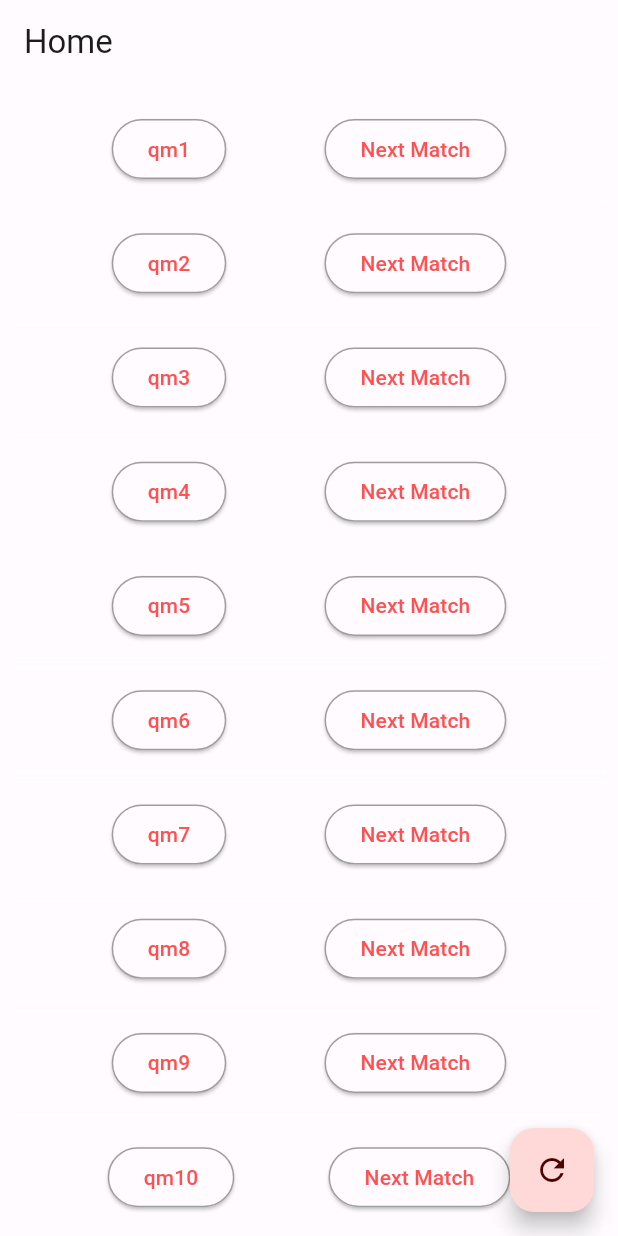
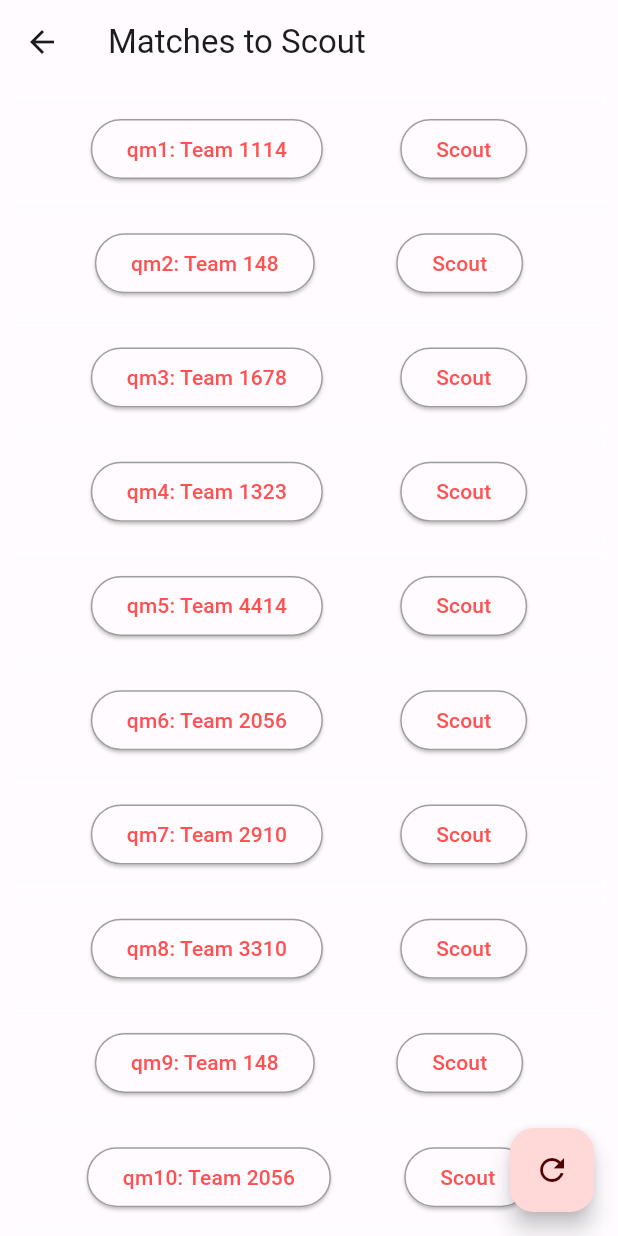
Before and after one commit to Ambitious-Jay/frc-scouting-demo, a Flutter app: the ScoutMatchList screen opened directly with empty values, after a tap on the "refresh" icon, on a phone screen of 412 x 824 dp. Run offline on Flutter 3.47's test engine with Material 3 defaults, Android fonts, the light colour scheme and no system bars; our stand-ins replace fl_chart, shared_preferences; accounts and stored records are empty.

Commit message:
did stuff nav

```diff
--- a/lib/dashboard_page.dart
+++ b/lib/dashboard_page.dart
@@ -3,6 +3,7 @@ import 'package:frc1148_2025_scouting_app/auto_page.dart';
 import 'package:frc1148_2025_scouting_app/info_page.dart';
 import 'package:frc1148_2025_scouting_app/lead_scouting_page.dart';
 import 'package:frc1148_2025_scouting_app/pit_scouting_page.dart';
+import 'package:frc1148_2025_scouting_app/scout_match_list.dart';
 import 'package:shared_preferences/shared_preferences.dart';
 import 'package:web_socket_channel/web_socket_channel.dart';
 
@@ -97,8 +98,7 @@ class DashboardPage extends StatelessWidget {
                     Navigator.push(
                       context,
                       MaterialPageRoute(
-                        builder: (context) => AutoPage(
-                          teamName: "1148",
+                        builder: (context) => ScoutMatchList(
                           id: userId,
                           channel: webSocketService.channel!,
                           onThemeChanged: onThemeChanged,
--- a/lib/main.dart
+++ b/lib/main.dart
@@ -87,13 +87,13 @@ class _MainAppState extends State<MyApp> {
       theme: ThemeData.from(colorScheme: lightColorScheme),
       darkTheme: ThemeData.from(colorScheme: darkColorScheme),
       themeMode: themeMode,
-      // home: DashboardPage(channel: _webSocketService.channel,
-      //         onThemeChanged: (ThemeMode mode) {
-      //           setState(() {
-      //             themeMode = mode;
-      //           });
-      //         },
-      //         webSocketService: _webSocketService, teamName: '',)
+      home: DashboardPage(channel: _webSocketService.channel,
+              onThemeChanged: (ThemeMode mode) {
+                setState(() {
+                  themeMode = mode;
+                });
+              },
+              webSocketService: _webSocketService, teamName: '',)
       // home: _isLoggedIn
       //     ? ObjectivePage(
       //         channel: _webSocketService.channel,
@@ -116,11 +116,6 @@ class _MainAppState extends State<MyApp> {
       // home: FlexibleScatterPlot(
       //   teamData: teamData,
       // ),
-      home: ScoutMatchList(webSocketService: _webSocketService, onThemeChanged: (ThemeMode mode) {
-                setState(() {
-                  themeMode = mode;
-                });
-              },)
     );
   }
 }
--- a/lib/scout_match_list.dart
+++ b/lib/scout_match_list.dart
@@ -12,28 +12,31 @@ class ScoutMatchList extends StatefulWidget {
 
   const ScoutMatchList({
     Key? key,
+    required this.id,
     required this.webSocketService,
     required this.onThemeChanged,
     WebSocketChannel? channel,
   }) : super(key: key);
+    final String id;
+
   @override
   State<ScoutMatchList> createState() => _ScoutMatchList();
 }
 
 class _ScoutMatchList extends State<ScoutMatchList> {
   final TextEditingController searchController = TextEditingController();
-  Map<String, List<String>> matches = {};
+  Map<String, String> matches = {}; // Changed from Map<String, List<String>>
   List<String> filteredMatches = [];
   bool searchByMatch = true;
 
   @override
   void initState() {
     super.initState();
-    filteredMatches = matches.keys.toList(); // Start with all teams displayed
-    searchController.addListener(filterTeams);
+    filteredMatches = matches.keys.toList(); // Start with all matches displayed
+    searchController.addListener(filterMatches);
   }
 
-  void filterTeams() {
+  void filterMatches() { // Renamed from filterTeams for clarity
     setState(() {
       String query = searchController.text.toLowerCase();
       if (searchByMatch) {
@@ -46,7 +49,7 @@ class _ScoutMatchList extends State<ScoutMatchList> {
       } else {
         // Search by team number
         filteredMatches = matches.entries
-            .where((entry) => entry.value.any((team) => team.contains(query)))
+            .where((entry) => entry.value.toLowerCase().contains(query))
             .map((entry) => entry.key)
             .toList();
       }
@@ -64,59 +67,29 @@ class _ScoutMatchList extends State<ScoutMatchList> {
   }
 
   Future<void> _fillMatches(col) async {
-    // This gets the matches they we list
-    // try {
-    //   final sheet = await SheetsHelper.sheetSetup('TBA-data');
-
-    //   final cell = await sheet?.cells.column(col);
-    //   for (int i = 0; i < cell!.length; i++){
-    //     matches.add(cell[i].value);
-    //   }
-    //   setState(() {});
-
-    // } catch (e) {
-    //   print('Error: $e');
-    // }
-    // "qm1": ["254", "1678", "973", "4414", "118", "148"],
-    //   "qm2": ["1678", "148", "118", "254", "973", "4414"],
-    //   "qm3": ["4414", "973", "1678", "148", "118", "254"],
-    //   "qm4": ["973", "254", "4414", "1678", "118", "148"],
-    //   "qm5": ["118", "4414", "148", "254", "973", "1678"],
-    //   "qm6": ["148", "118", "254", "1678", "4414", "973"],
-    // setState(() {});
+    // This gets the matches for one scout to list
     matches.clear(); // Clear existing data before adding new
     matches.addAll({
-      "qm1": ["1114", "254", "1678", "2056", "118", "148"],
-      "qm2": ["148", "118", "3310", "2056", "2910", "1323"],
-      "qm3": ["1678", "4414", "2910", "254", "1114", "2056"],
-      "qm4": ["1323", "118", "148", "2910", "4414", "1678"],
-      "qm5": ["4414", "1114", "254", "3310", "148", "1678"],
-      "qm6": ["2056", "254", "1323", "3310", "118", "2910"],
-      "qm7": ["2910", "1678", "1114", "148", "2056", "4414"],
-      "qm8": ["3310", "1323", "2056", "4414", "254", "2910"],
-      "qm9": ["148", "1678", "118", "1114", "1323", "3310"],
-      "qm10": ["2056", "2910", "254", "148", "4414", "1323"],
-      "qm11": ["1678", "3310", "1114", "118", "2056", "254"],
-      "qm12": ["4414", "1323", "2910", "1114", "118", "148"],
-      "qm13": ["2910", "2056", "254", "1678", "4414", "1323"],
-      "qm14": ["148", "3310", "1114", "1678", "2056", "254"],
-      "qm15": ["1323", "2910", "118", "4414", "148", "3112"],
+      "qm1": "1114",
+      "qm2": "148",
+      "qm3": "1678",
+      "qm4": "1323",
+      "qm5": "4414",
+      "qm6": "2056",
+      "qm7": "2910",
+      "qm8": "3310",
+      "qm9": "148",
+      "qm10": "2056",
+      "qm11": "1678",
+      "qm12": "4414",
+      "qm13": "2910",
+      "qm14": "148",
+      "qm15": "1323",
     });
 
     filteredMatches = matches.keys.toList(); // Refresh displayed matches
     setState(() {});
   }
-
-// This fetches the contents of what will be displayed from buttons
-
-  // Future<List<String>> _fetchRow(String matchID) async {
-  //   try {
-
-  //   } catch (e) {
-  //     print('Error: $e');
-  //     return List.empty();
-  //   }
-  // }
 
   @override
   Widget build(BuildContext context) {
@@ -124,7 +97,7 @@ class _ScoutMatchList extends State<ScoutMatchList> {
     double width = MediaQuery.of(context).size.width;
     return Scaffold(
       appBar: AppBar(
-        title: const Text("Home"),
+        title: const Text("Matches to Scout"),
       ),
       body: Column(
         children: [
@@ -133,6 +106,9 @@ class _ScoutMatchList extends State<ScoutMatchList> {
               padding: const EdgeInsets.all(8),
               itemCount: filteredMatches.length,
               itemBuilder: (BuildContext context, int index) {
+                String matchKey = filteredMatches[index];
+                String teamToScout = matches[matchKey] ?? "";
+
                 return Container(
                   decoration: BoxDecoration(
                     border: Border.all(color: Colors.white),
@@ -143,39 +119,27 @@ class _ScoutMatchList extends State<ScoutMatchList> {
                     child: Row(
                       mainAxisAlignment: MainAxisAlignment.spaceEvenly,
                       children: [
-                        //TODO: update placehold alliance with alliance when backend works
                         ElevatedButton(
                             style: ElevatedButton.styleFrom(
                               side: BorderSide(color: Colors.grey, width: 1),
                             ),
-                            child: Text(filteredMatches[index]),
+                            child: Text("${matchKey}: Team ${teamToScout}"),
                             onPressed: () async {
-                              // This fetches what will be displayed (make conditional??)
-                              // List<String> matchData = await _fetchRow(matches[index]);
                               // This navigates to the next page
-                              // Navigator.push(
-                              //   context,
-                              //   MaterialPageRoute(
-                              //     builder: (context) => const AllianceData(
-                              //         allianceName: "placeholder alliance"),
-                              //   ),
-                              // );
+                              // Add your navigation code here
                             }),
                         ElevatedButton(
                             style: ElevatedButton.styleFrom(
                               side: BorderSide(color: Colors.grey, width: 1),
                             ),
-                            child: Text("Next Match"),
+                            child: Text("Scout"),
                             onPressed: () async {
-                              // This fetches what will be displayed (make conditional??)
-                              // List<String> matchData = await _fetchRow(matches[index]);
-                              // This navigates to the next page
                               Navigator.push(
                                 context,
                                 MaterialPageRoute(
                                   builder: (context) => AutoPage(
-                                    teamName: "1148",
-                                    id: '',
+                                    teamName: teamToScout,
+                                    id: matchKey,
                                     channel: widget.webSocketService.channel!,
                                     onThemeChanged: (ThemeMode) {},
                                     webSocketService: widget.webSocketService,
```
